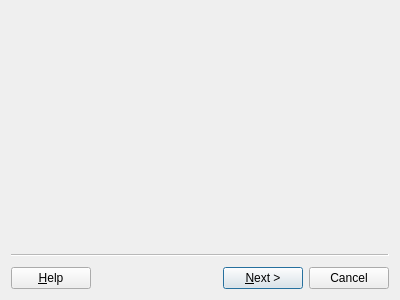
Before: the Qt Designer form boundlessconnect/ui/firstrunwizardbase.ui in elpaso/qgis-connect-plugin, drawn with Qt 5.
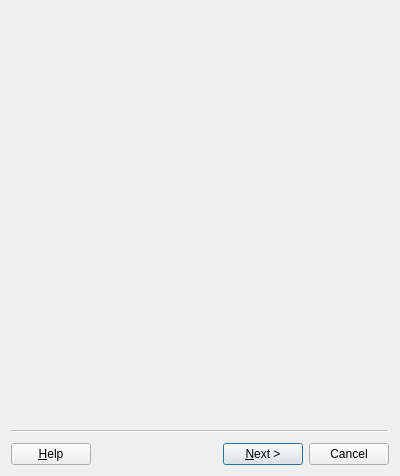
After: the same form once the commit is applied. Custom widgets are drawn as their Qt base class.

What changed in the file:
```diff
--- a/boundlessconnect/ui/firstrunwizardbase.ui
+++ b/boundlessconnect/ui/firstrunwizardbase.ui
@@ -7,7 +7,7 @@
     <x>0</x>
     <y>0</y>
     <width>400</width>
-    <height>300</height>
+    <height>476</height>
    </rect>
   </property>
   <property name="windowTitle">
```
